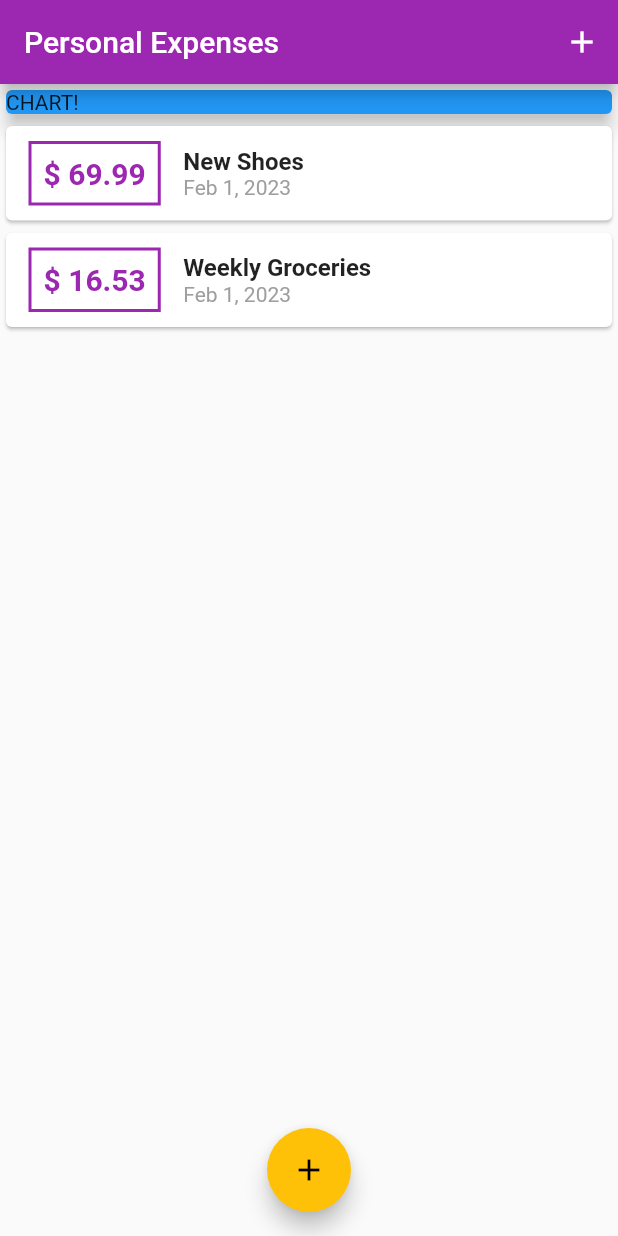
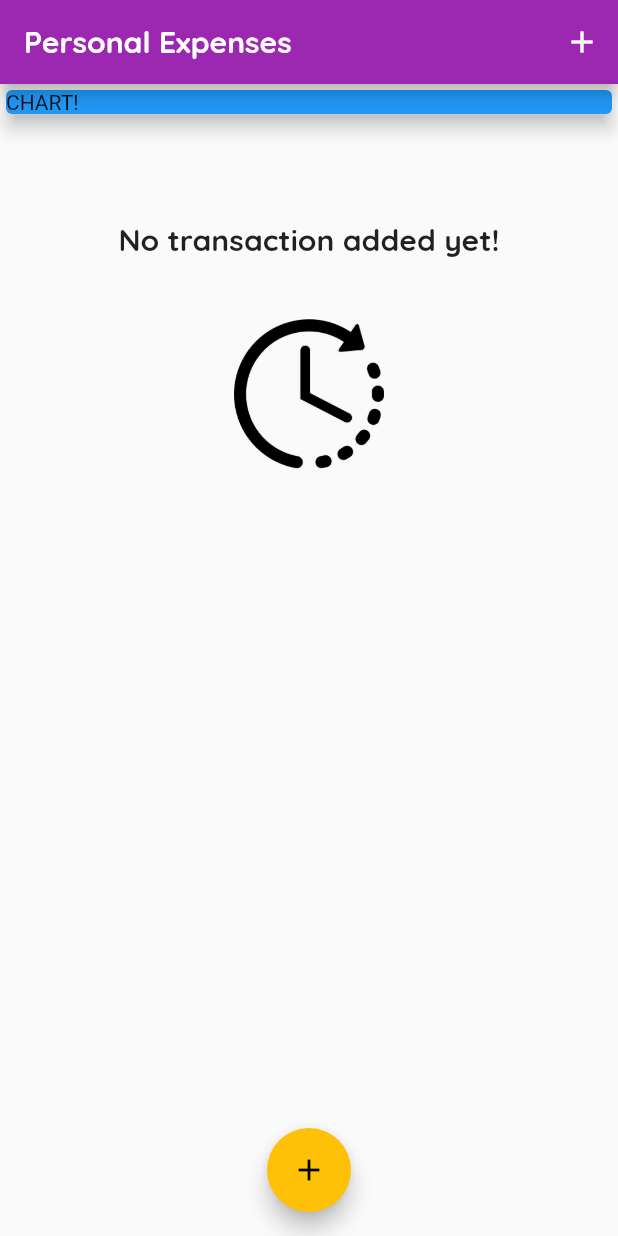
Before and after one commit to sangeeta2701/expenses-planner, a Flutter app: the screen it shows after launch, on a phone screen of 412 x 824 dp. Run offline on Flutter 3.47's test engine with Material 2 defaults, Android fonts, the phone set to English and light mode, and no system bars; our stand-ins replace google_fonts.

Commit message:
Expenses Planner

```diff
--- a/lib/main.dart
+++ b/lib/main.dart
@@ -1,7 +1,7 @@
 import 'package:expenses_planner/widgets/new_transactions.dart';
 import 'package:expenses_planner/widgets/transaction_list.dart';
-import 'package:expenses_planner/widgets/users_transactions.dart';
 import 'package:flutter/material.dart';
+import 'package:google_fonts/google_fonts.dart';
 
 import 'models/transaction.dart';
 
@@ -38,18 +38,18 @@ class _MyHomePageState extends State<MyHomePage> {
   final titleController = TextEditingController();
   final amountController = TextEditingController();
   final List<Transaction> _userTransaction = [
-    Transaction(
-      id: "t1",
-      title: "New Shoes",
-      amount: 69.99,
-      date: DateTime.now(),
-    ),
-    Transaction(
-      id: "t2",
-      title: "Weekly Groceries",
-      amount: 16.53,
-      date: DateTime.now(),
-    ),
+    // Transaction(
+    //   id: "t1",
+    //   title: "New Shoes",
+    //   amount: 69.99,
+    //   date: DateTime.now(),
+    // ),
+    // Transaction(
+    //   id: "t2",
+    //   title: "Weekly Groceries",
+    //   amount: 16.53,
+    //   date: DateTime.now(),
+    // ),
   ];
 
   void _addNewTransaction(String txTitle, double txAmount) {
@@ -77,7 +77,13 @@ class _MyHomePageState extends State<MyHomePage> {
   Widget build(BuildContext context) {
     return Scaffold(
       appBar: AppBar(
-        title: Text("Personal Expenses"),
+        title: Text(
+          "Personal Expenses",
+          style: GoogleFonts.quicksand(
+            fontSize: 20,
+            fontWeight: FontWeight.bold,
+          ),
+        ),
         actions: [
           IconButton(
             onPressed: () {
--- a/lib/widgets/transaction_list.dart
+++ b/lib/widgets/transaction_list.dart
@@ -1,4 +1,5 @@
 import 'package:flutter/material.dart';
+import 'package:google_fonts/google_fonts.dart';
 import 'package:intl/intl.dart';
 
 import '../models/transaction.dart';
@@ -13,16 +14,38 @@ class TransactionList extends StatelessWidget {
   Widget build(BuildContext context) {
     return Container(
       height: 300,
-      child: ListView.builder(
+      child: transactions.isEmpty
+          ? Column(
+              mainAxisAlignment: MainAxisAlignment.center,
+              children: [
+                Text(
+                  "No transaction added yet!",
+                  style: GoogleFonts.quicksand(
+                    fontSize: 20,
+                    fontWeight: FontWeight.bold,
+                  ),
+                ),
+                Padding(
+                  padding: const EdgeInsets.only(top: 40.0),
+                  child: Image(
+                      height: 100,
+                      width: 100,
+                      image: AssetImage("assets/images/img1.png")),
+                )
+              ],
+            )
+          : ListView.builder(
               itemBuilder: (ctx, index) {
                 return Card(
                   child: Row(
                     children: [
                       Container(
-                  margin: EdgeInsets.symmetric(vertical: 10, horizontal: 15),
+                        margin:
+                            EdgeInsets.symmetric(vertical: 10, horizontal: 15),
                         decoration: BoxDecoration(
                             border: Border.all(
-                          color: Theme.of(context).primaryColor, width: 2)),
+                                color: Theme.of(context).primaryColor,
+                                width: 2)),
                         padding: EdgeInsets.all(8),
                         child: Text(
                           "\$ ${transactions[index].amount.toStringAsFixed(2)}",
@@ -38,8 +61,8 @@ class TransactionList extends StatelessWidget {
                         children: [
                           Text(
                             transactions[index].title,
-                      style: TextStyle(
-                        fontSize: 16,
+                            style: GoogleFonts.quicksand(
+                              fontSize: 18,
                               fontWeight: FontWeight.bold,
                             ),
                           ),
--- a/pubspec.yaml
+++ b/pubspec.yaml
@@ -37,6 +37,7 @@ dependencies:
   # Use with the CupertinoIcons class for iOS style icons.
   cupertino_icons: ^1.0.2
   intl: ^0.18.0
+  google_fonts: ^4.0.1
 
 dev_dependencies:
   flutter_test:
@@ -61,8 +62,8 @@ flutter:
   uses-material-design: true
 
   # To add assets to your application, add an assets section, like this:
-  # assets:
-  #   - images/a_dot_burr.jpeg
+  assets:
+    - assets/images/
   #   - images/a_dot_ham.jpeg
 
   # An image asset can refer to one or more resolution-specific "variants", see
```
Also changed, not shown: assets/images/img1.png (added), pubspec.lock, 1 other file. Lines whose indentation alone changed are shown as unchanged.
